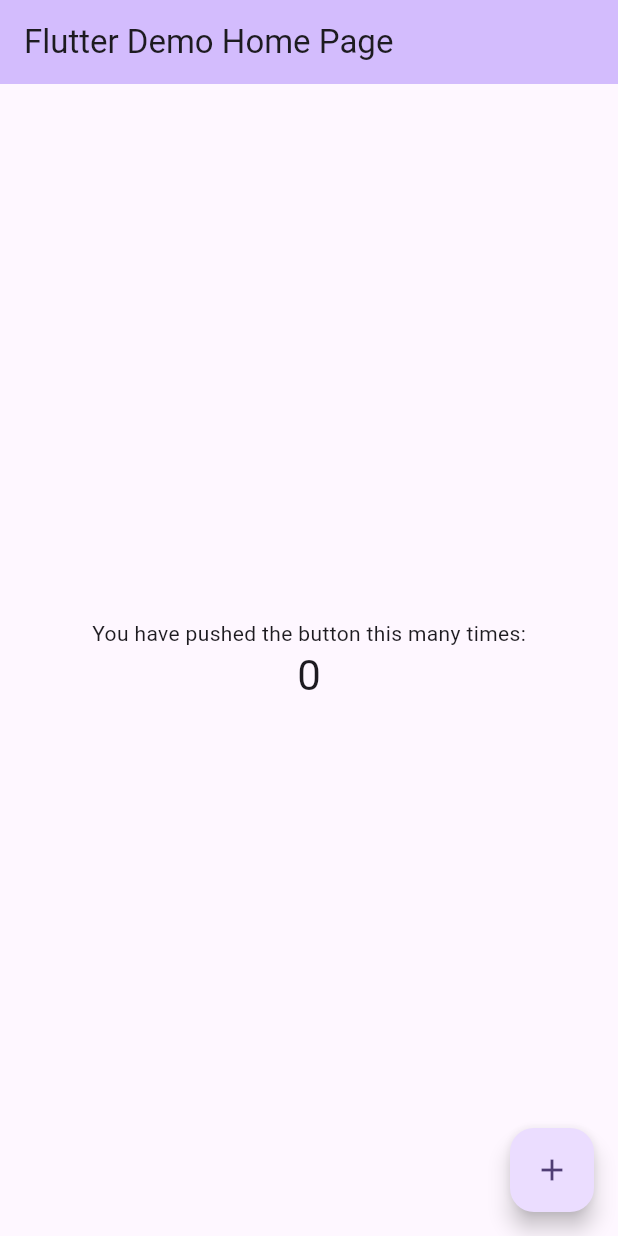
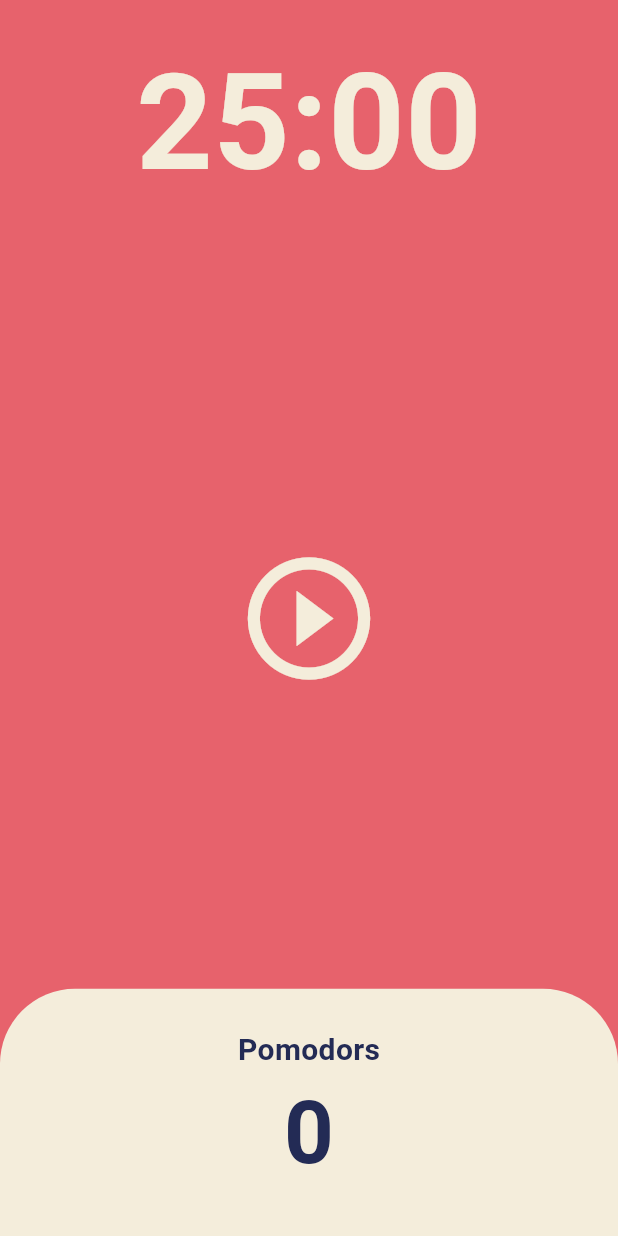
Before and after one commit to HanDongWook/pomodoro-flutter, a Flutter app: the screen it shows after launch, on a phone screen of 412 x 824 dp. Run offline on Flutter 3.47's test engine with Material 3 defaults, Android fonts, the phone set to English and light mode, and no system bars.

Commit message:
UI setup

```diff
--- a/lib/main.dart
+++ b/lib/main.dart
@@ -1,122 +1,27 @@
 import 'package:flutter/material.dart';
+import 'package:pomodoro_flutter/screens/home_screen.dart';
 
 void main() {
-  runApp(const MyApp());
+  runApp(const App());
 }
 
-class MyApp extends StatelessWidget {
-  const MyApp({super.key});
+class App extends StatelessWidget {
+  const App({super.key});
 
-  // This widget is the root of your application.
   @override
   Widget build(BuildContext context) {
     return MaterialApp(
-      title: 'Flutter Demo',
       theme: ThemeData(
-        // This is the theme of your application.
-        //
-        // TRY THIS: Try running your application with "flutter run". You'll see
-        // the application has a purple toolbar. Then, without quitting the app,
-        // try changing the seedColor in the colorScheme below to Colors.green
-        // and then invoke "hot reload" (save your changes or press the "hot
-        // reload" button in a Flutter-supported IDE, or press "r" if you used
-        // the command line to start the app).
-        //
-        // Notice that the counter didn't reset back to zero; the application
-        // state is not lost during the reload. To reset the state, use hot
-        // restart instead.
-        //
-        // This works for code too, not just values: Most code changes can be
-        // tested with just a hot reload.
-        colorScheme: ColorScheme.fromSeed(seedColor: Colors.deepPurple),
+        colorScheme: ColorScheme.fromSeed(
+          seedColor: const Color(0xFFE7626C),
+          surface: const Color(0xFFE7626C),
+        ),
+        textTheme: const TextTheme(
+          headlineLarge: TextStyle(color: Color(0xFF232B55)),
+        ),
+        cardColor: const Color(0xFFF4EDDB),
       ),
-      home: const MyHomePage(title: 'Flutter Demo Home Page'),
+      home: HomeScreen(),
     );
   }
 }
-
-class MyHomePage extends StatefulWidget {
-  const MyHomePage({super.key, required this.title});
-
-  // This widget is the home page of your application. It is stateful, meaning
-  // that it has a State object (defined below) that contains fields that affect
-  // how it looks.
-
-  // This class is the configuration for the state. It holds the values (in this
-  // case the title) provided by the parent (in this case the App widget) and
-  // used by the build method of the State. Fields in a Widget subclass are
-  // always marked "final".
-
-  final String title;
-
-  @override
-  State<MyHomePage> createState() => _MyHomePageState();
-}
-
-class _MyHomePageState extends State<MyHomePage> {
-  int _counter = 0;
-
-  void _incrementCounter() {
-    setState(() {
-      // This call to setState tells the Flutter framework that something has
-      // changed in this State, which causes it to rerun the build method below
-      // so that the display can reflect the updated values. If we changed
-      // _counter without calling setState(), then the build method would not be
-      // called again, and so nothing would appear to happen.
-      _counter++;
-    });
-  }
-
-  @override
-  Widget build(BuildContext context) {
-    // This method is rerun every time setState is called, for instance as done
-    // by the _incrementCounter method above.
-    //
-    // The Flutter framework has been optimized to make rerunning build methods
-    // fast, so that you can just rebuild anything that needs updating rather
-    // than having to individually change instances of widgets.
-    return Scaffold(
-      appBar: AppBar(
-        // TRY THIS: Try changing the color here to a specific color (to
-        // Colors.amber, perhaps?) and trigger a hot reload to see the AppBar
-        // change color while the other colors stay the same.
-        backgroundColor: Theme.of(context).colorScheme.inversePrimary,
-        // Here we take the value from the MyHomePage object that was created by
-        // the App.build method, and use it to set our appbar title.
-        title: Text(widget.title),
-      ),
-      body: Center(
-        // Center is a layout widget. It takes a single child and positions it
-        // in the middle of the parent.
-        child: Column(
-          // Column is also a layout widget. It takes a list of children and
-          // arranges them vertically. By default, it sizes itself to fit its
-          // children horizontally, and tries to be as tall as its parent.
-          //
-          // Column has various properties to control how it sizes itself and
-          // how it positions its children. Here we use mainAxisAlignment to
-          // center the children vertically; the main axis here is the vertical
-          // axis because Columns are vertical (the cross axis would be
-          // horizontal).
-          //
-          // TRY THIS: Invoke "debug painting" (choose the "Toggle Debug Paint"
-          // action in the IDE, or press "p" in the console), to see the
-          // wireframe for each widget.
-          mainAxisAlignment: MainAxisAlignment.center,
-          children: <Widget>[
-            const Text('You have pushed the button this many times:'),
-            Text(
-              '$_counter',
-              style: Theme.of(context).textTheme.headlineMedium,
-            ),
-          ],
-        ),
-      ),
-      floatingActionButton: FloatingActionButton(
-        onPressed: _incrementCounter,
-        tooltip: 'Increment',
-        child: const Icon(Icons.add),
-      ), // This trailing comma makes auto-formatting nicer for build methods.
-    );
-  }
-}
--- /dev/null
+++ b/lib/screens/home_screen.dart
@@ -0,0 +1,91 @@
+import 'package:flutter/material.dart';
+
+class HomeScreen extends StatefulWidget {
+  const HomeScreen({super.key});
+
+  @override
+  State<HomeScreen> createState() => _HomeScreenState();
+}
+
+class _HomeScreenState extends State<HomeScreen> {
+  @override
+  Widget build(BuildContext context) {
+    return Scaffold(
+      backgroundColor: Theme.of(context).colorScheme.surface,
+      body: Column(
+        children: [
+          Flexible(
+            flex: 1,
+            child: Container(
+              alignment: Alignment.center,
+              child: Text(
+                '25:00',
+                style: TextStyle(
+                  color: Theme.of(context).cardColor,
+                  fontSize: 89,
+                  fontWeight: FontWeight.w600,
+                ),
+              ),
+            ),
+          ),
+          Flexible(
+            flex: 3,
+            child: Center(
+              child: Center(
+                child: IconButton(
+                  iconSize: 98,
+                  color: Theme.of(context).cardColor,
+                  onPressed: () {},
+                  icon: Icon(Icons.play_circle_outline),
+                ),
+              ),
+            ),
+          ),
+          Flexible(
+            flex: 1,
+            child: Row(
+              children: [
+                Expanded(
+                  child: Container(
+                    decoration: BoxDecoration(
+                      color: Theme.of(context).cardColor,
+                      borderRadius: BorderRadius.only(
+                        topLeft: Radius.circular(50),
+                        topRight: Radius.circular(50),
+                      ),
+                    ),
+                    child: Column(
+                      mainAxisAlignment: MainAxisAlignment.center,
+                      children: [
+                        Text(
+                          'Pomodors',
+                          style: TextStyle(
+                            fontSize: 20,
+                            fontWeight: FontWeight.w600,
+                            color: Theme.of(
+                              context,
+                            ).textTheme.headlineLarge?.color,
+                          ),
+                        ),
+                        Text(
+                          '0',
+                          style: TextStyle(
+                            fontSize: 58,
+                            fontWeight: FontWeight.w600,
+                            color: Theme.of(
+                              context,
+                            ).textTheme.headlineLarge?.color,
+                          ),
+                        ),
+                      ],
+                    ),
+                  ),
+                ),
+              ],
+            ),
+          ),
+        ],
+      ),
+    );
+  }
+}
```
Also changed, not shown: 1 other file.
